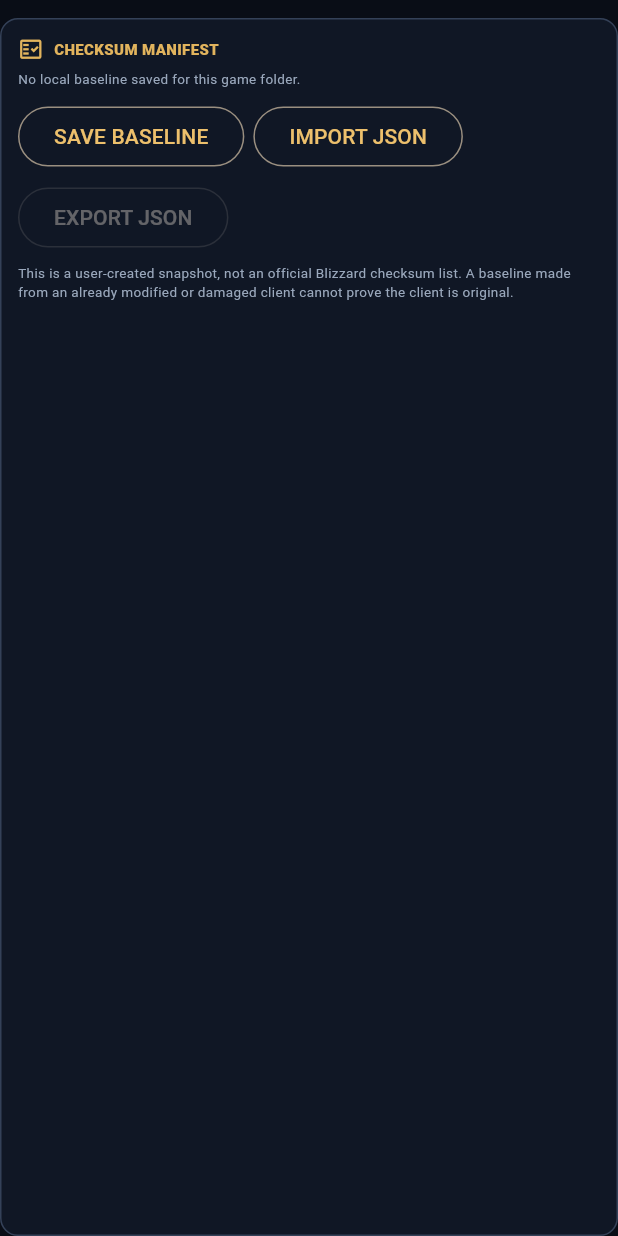
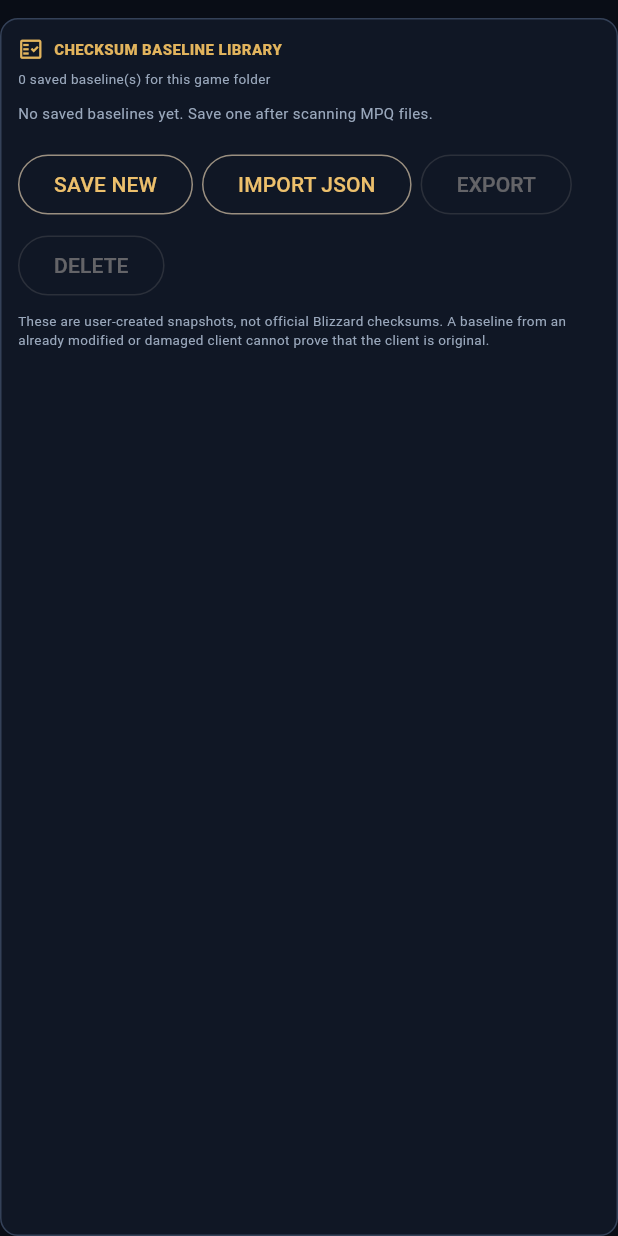
Before and after one commit to madu011/play-wow-on-mobile, a Flutter app: the MpqManifestManager widget shown alone on an empty page, opened directly with empty values, on a phone screen of 412 x 824 dp. Run offline on Flutter 3.47's test engine with Material 3 defaults, Android fonts, the phone set to English and light mode, and no system bars; our stand-ins replace file_picker, shared_preferences; accounts and stored records are empty.

Commit message:
Add named MPQ baseline library with selection and deletion

```diff
--- a/lib/mpq_manifest_manager.dart
+++ b/lib/mpq_manifest_manager.dart
@@ -4,13 +4,36 @@ import 'dart:convert';
 import 'dart:typed_data';
 
 import 'package:crypto/crypto.dart';
-
 import 'package:file_picker/file_picker.dart';
 import 'package:flutter/material.dart';
 import 'package:shared_preferences/shared_preferences.dart';
 
 import 'mpq_checksum_scanner.dart';
 import 'mpq_checksum_manifest.dart';
+
+class _SavedMpqBaseline {
+  const _SavedMpqBaseline({required this.name, required this.manifest});
+
+  final String name;
+  final MpqChecksumManifest manifest;
+
+  Map<String, Object> toJson() => {
+        'name': name,
+        'manifest': manifest.toJson(),
+      };
+
+  factory _SavedMpqBaseline.fromJson(Object? value) {
+    if (value is! Map<String, dynamic> || value['name'] is! String) {
+      throw const FormatException('Invalid saved baseline entry.');
+    }
+    final name = (value['name'] as String).trim();
+    if (name.isEmpty) throw const FormatException('Baseline name is empty.');
+    return _SavedMpqBaseline(
+      name: name,
+      manifest: MpqChecksumManifest.decode(jsonEncode(value['manifest'])),
+    );
+  }
+}
 
 class MpqManifestManager extends StatefulWidget {
   const MpqManifestManager({
@@ -27,12 +50,20 @@ class MpqManifestManager extends StatefulWidget {
 }
 
 class _MpqManifestManagerState extends State<MpqManifestManager> {
-  MpqChecksumManifest? _manifest;
+  List<_SavedMpqBaseline> _baselines = [];
+  String? _selectedName;
   bool _loading = true;
   String? _message;
 
   String get _storageKey =>
-      'mpq_manifest_${sha256.convert(utf8.encode(widget.folderPath))}';
+      'mpq_manifest_library_${sha256.convert(utf8.encode(widget.folderPath))}';
+
+  _SavedMpqBaseline? get _selected {
+    for (final item in _baselines) {
+      if (item.name == _selectedName) return item;
+    }
+    return null;
+  }
 
   @override
   void initState() {
@@ -49,24 +80,78 @@ class _MpqManifestManagerState extends State<MpqManifestManager> {
   Future<void> _loadLocal() async {
     setState(() {
       _loading = true;
-      _manifest = null;
+      _baselines = [];
+      _selectedName = null;
     });
     final prefs = await SharedPreferences.getInstance();
     final source = prefs.getString(_storageKey);
-    MpqChecksumManifest? loaded;
+    final loaded = <_SavedMpqBaseline>[];
     if (source != null) {
       try {
-        loaded = MpqChecksumManifest.decode(source);
+        final decoded = jsonDecode(source);
+        if (decoded is! List) {
+          throw const FormatException('Baseline library must be a list.');
+        }
+        for (final item in decoded) {
+          loaded.add(_SavedMpqBaseline.fromJson(item));
+        }
       } catch (_) {
         await prefs.remove(_storageKey);
-        _message = 'Saved manifest was invalid and has been cleared.';
+        _message = 'Saved baseline library was invalid and has been cleared.';
       }
     }
     if (!mounted) return;
     setState(() {
-      _manifest = loaded;
+      _baselines = loaded;
+      _selectedName = loaded.isEmpty ? null : loaded.first.name;
       _loading = false;
     });
+  }
+
+  Future<void> _persist() async {
+    final prefs = await SharedPreferences.getInstance();
+    await prefs.setString(
+      _storageKey,
+      jsonEncode(_baselines.map((item) => item.toJson()).toList()),
+    );
+  }
+
+  Future<String?> _askName({
+    required String title,
+    String initialValue = '',
+  }) async {
+    final controller = TextEditingController(text: initialValue);
+    final result = await showDialog<String>(
+      context: context,
+      builder: (dialogContext) => AlertDialog(
+        title: Text(title),
+        content: TextField(
+          controller: controller,
+          autofocus: true,
+          maxLength: 48,
+          decoration: const InputDecoration(
+            labelText: 'Baseline name',
+            hintText: 'Clean install, backup before update...',
+          ),
+          onSubmitted: (value) =>
+              Navigator.of(dialogContext).pop(value.trim()),
+        ),
+        actions: [
+          TextButton(
+            onPressed: () => Navigator.of(dialogContext).pop(),
+            child: const Text('CANCEL'),
+          ),
+          FilledButton(
+            onPressed: () =>
+                Navigator.of(dialogContext).pop(controller.text.trim()),
+            child: const Text('SAVE'),
+          ),
+        ],
+      ),
+    );
+    controller.dispose();
+    if (result == null || result.trim().isEmpty) return null;
+    return result.trim();
   }
 
   Future<void> _saveBaseline() async {
@@ -75,25 +160,33 @@ class _MpqManifestManagerState extends State<MpqManifestManager> {
       _notify('No successful MPQ hashes to save.');
       return;
     }
-    final prefs = await SharedPreferences.getInstance();
-    await prefs.setString(_storageKey, manifest.encode());
-    if (!mounted) return;
+    final name = await _askName(title: 'Save new baseline');
+    if (name == null || !mounted) return;
+    if (_baselines.any((item) => item.name.toLowerCase() == name.toLowerCase())) {
+      _notify('A baseline with this name already exists. Choose another name.');
+      return;
+    }
     setState(() {
-      _manifest = manifest;
-      _message = 'Baseline saved on this device.';
+      _baselines = [
+        ..._baselines,
+        _SavedMpqBaseline(name: name, manifest: manifest),
+      ];
+      _selectedName = name;
+      _message = 'Baseline "$name" saved on this device.';
     });
+    await _persist();
   }
 
   Future<void> _exportManifest() async {
-    final manifest = _manifest;
-    if (manifest == null) return;
+    final selected = _selected;
+    if (selected == null) return;
     try {
       await FilePicker.platform.saveFile(
-        dialogTitle: 'Export MPQ checksum manifest',
-        fileName: 'azeroth-mpq-manifest.json',
+        dialogTitle: 'Export MPQ checksum baseline',
+        fileName: 'azeroth-mpq-${selected.name.replaceAll(RegExp(r'[^a-zA-Z0-9_-]'), '_')}.json',
         type: FileType.custom,
         allowedExtensions: ['json'],
-        bytes: Uint8List.fromList(utf8.encode(manifest.encode())),
+        bytes: Uint8List.fromList(utf8.encode(selected.manifest.encode())),
       );
     } catch (error) {
       _notify('Export failed: $error');
@@ -116,16 +209,54 @@ class _MpqManifestManagerState extends State<MpqManifestManager> {
       if (manifest.entries.isEmpty) {
         throw const FormatException('Manifest contains no valid hashes.');
       }
-      final prefs = await SharedPreferences.getInstance();
-      await prefs.setString(_storageKey, manifest.encode());
       if (!mounted) return;
+      final name = await _askName(title: 'Name imported baseline');
+      if (name == null || !mounted) return;
+      if (_baselines.any((item) => item.name.toLowerCase() == name.toLowerCase())) {
+        _notify('A baseline with this name already exists. Choose another name.');
+        return;
+      }
       setState(() {
-        _manifest = manifest;
-        _message = 'Manifest imported and saved for this game folder.';
+        _baselines = [
+          ..._baselines,
+          _SavedMpqBaseline(name: name, manifest: manifest),
+        ];
+        _selectedName = name;
+        _message = 'Imported "$name" and saved it for this game folder.';
       });
+      await _persist();
     } catch (error) {
       _notify('Import failed: $error');
     }
+  }
+
+  Future<void> _deleteSelected() async {
+    final selected = _selected;
+    if (selected == null) return;
+    final confirmed = await showDialog<bool>(
+      context: context,
+      builder: (dialogContext) => AlertDialog(
+        title: const Text('Delete baseline?'),
+        content: Text('Remove "${selected.name}" from this device?'),
+        actions: [
+          TextButton(
+            onPressed: () => Navigator.of(dialogContext).pop(false),
+            child: const Text('CANCEL'),
+          ),
+          FilledButton(
+            onPressed: () => Navigator.of(dialogContext).pop(true),
+            child: const Text('DELETE'),
+          ),
+        ],
+      ),
+    );
+    if (confirmed != true || !mounted) return;
+    setState(() {
+      _baselines = _baselines.where((item) => item.name != selected.name).toList();
+      _selectedName = _baselines.isEmpty ? null : _baselines.first.name;
+      _message = 'Baseline deleted.';
+    });
+    await _persist();
   }
 
   void _notify(String message) {
@@ -145,7 +276,8 @@ class _MpqManifestManagerState extends State<MpqManifestManager> {
         child: LinearProgressIndicator(),
       );
     }
-    final comparison = _manifest?.compare(widget.report);
+    final selected = _selected;
+    final comparison = selected?.manifest.compare(widget.report);
     return Container(
       margin: const EdgeInsets.only(top: 12),
       padding: const EdgeInsets.all(11),
@@ -161,19 +293,48 @@ class _MpqManifestManagerState extends State<MpqManifestManager> {
             children: [
               Icon(Icons.fact_check_outlined, color: gold, size: 17),
               SizedBox(width: 7),
-              Text('CHECKSUM MANIFEST',
+              Text('CHECKSUM BASELINE LIBRARY',
                   style: TextStyle(
                       color: gold, fontSize: 10, fontWeight: FontWeight.w900)),
             ],
           ),
           const SizedBox(height: 5),
           Text(
-            _manifest == null
-                ? 'No local baseline saved for this game folder.'
-                : 'Baseline: ${_manifest!.entries.length} files · '
-                    '${_manifest!.createdAt.toLocal()}',
+            '${_baselines.length} saved baseline(s) for this game folder',
             style: const TextStyle(color: muted, fontSize: 9),
           ),
+          if (_baselines.isNotEmpty) ...[
+            const SizedBox(height: 7),
+            DropdownButtonFormField<String>(
+              value: _selectedName,
+              isExpanded: true,
+              decoration: const InputDecoration(
+                labelText: 'Select baseline',
+                isDense: true,
+                border: OutlineInputBorder(),
+              ),
+              items: _baselines
+                  .map((item) => DropdownMenuItem(
+                        value: item.name,
+                        child: Text(item.name,
+                            overflow: TextOverflow.ellipsis),
+                      ))
+                  .toList(),
+              onChanged: (value) => setState(() => _selectedName = value),
+            ),
+            if (selected != null) ...[
+              const SizedBox(height: 5),
+              Text(
+                '${selected.manifest.entries.length} files · ${selected.manifest.createdAt.toLocal()}',
+                style: const TextStyle(color: muted, fontSize: 9),
+              ),
+            ],
+          ] else
+            const Padding(
+              padding: EdgeInsets.symmetric(vertical: 9),
+              child: Text('No saved baselines yet. Save one after scanning MPQ files.',
+                  style: TextStyle(color: muted, fontSize: 10)),
+            ),
           const SizedBox(height: 8),
           Wrap(
             spacing: 6,
@@ -181,15 +342,19 @@ class _MpqManifestManagerState extends State<MpqManifestManager> {
             children: [
               OutlinedButton(
                 onPressed: _saveBaseline,
-                child: const Text('SAVE BASELINE'),
+                child: const Text('SAVE NEW'),
               ),
               OutlinedButton(
                 onPressed: _importManifest,
                 child: const Text('IMPORT JSON'),
               ),
               OutlinedButton(
-                onPressed: _manifest == null ? null : _exportManifest,
-                child: const Text('EXPORT JSON'),
+                onPressed: selected == null ? null : _exportManifest,
+                child: const Text('EXPORT'),
+              ),
+              OutlinedButton(
+                onPressed: selected == null ? null : _deleteSelected,
+                child: const Text('DELETE'),
               ),
             ],
           ),
@@ -227,7 +392,7 @@ class _MpqManifestManagerState extends State<MpqManifestManager> {
           ],
           const SizedBox(height: 7),
           const Text(
-            'This is a user-created snapshot, not an official Blizzard checksum list. A baseline made from an already modified or damaged client cannot prove the client is original.',
+            'These are user-created snapshots, not official Blizzard checksums. A baseline from an already modified or damaged client cannot prove that the client is original.',
             style: TextStyle(color: muted, fontSize: 9, height: 1.4),
           ),
         ],
```
